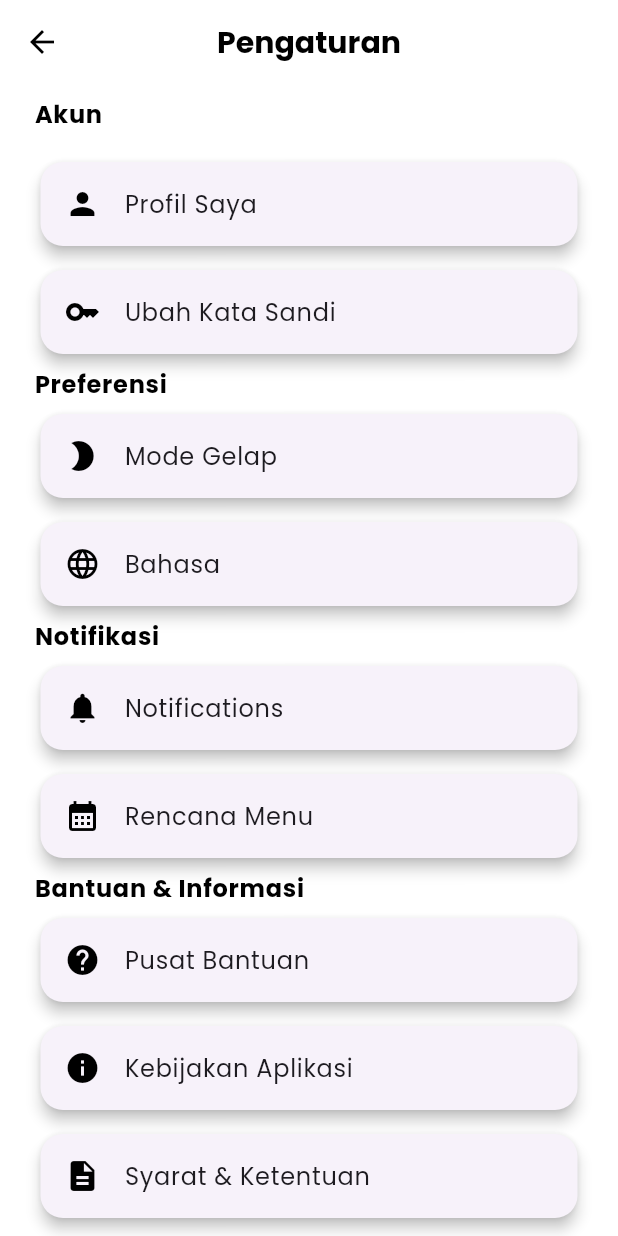
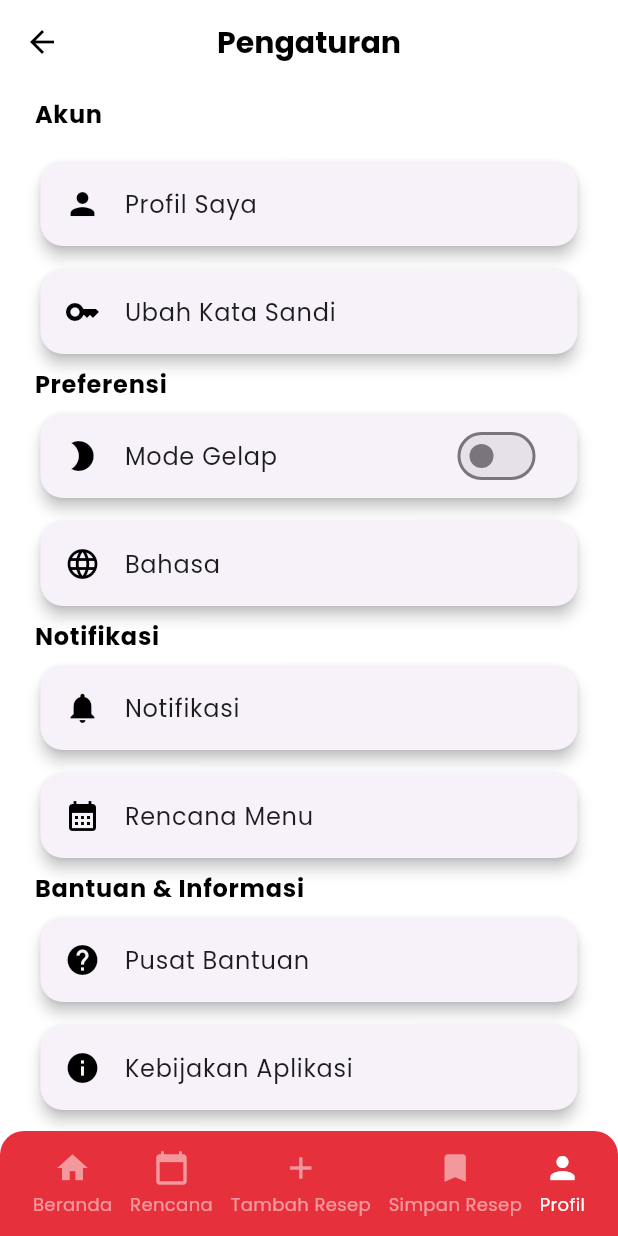
Before and after one commit to raffiadzril/resepin, a Flutter app: the SettingsScreen screen opened by its route, on a phone screen of 412 x 824 dp. Run offline on Flutter 3.47's test engine with Material 3 defaults, Android fonts, the phone set to English and light mode, and no system bars.

Commit message:
ubah settings

```diff
--- a/lib/app.dart
+++ b/lib/app.dart
@@ -17,6 +17,7 @@ import 'screens/start_screen.dart';
 import 'screens/settings/profile_screen.dart';
 import 'screens/settings/settings_screen.dart';
 import 'screens/settings/edit_profil_screen.dart';
+import 'screens/settings/ChangePasswordScreen.dart';
 import 'screens/home/notifikation_screen.dart';
 import 'screens/rencana/rencana_menu.dart';
 import 'screens/recipe/recipe_detail_page.dart';
@@ -48,6 +49,7 @@ class MyApp extends StatelessWidget {
         '/profile': (context) => ProfileScreen(),
         '/settings': (context) => const SettingsScreen(),
         '/edit-profile': (context) => const EditProfileScreen(),
+        '/change-password': (context) => const ChangePasswordScreen(),
         '/rencana': (context) => RencanaMenuScreen(),
         '/recipe-detail': (context) => const RecipeDetailPage(),
         '/rencana_after': (context) => RencanaMenuAfterScreen(),
--- a/lib/screens/settings/profile_screen.dart
+++ b/lib/screens/settings/profile_screen.dart
@@ -1,4 +1,3 @@
-
 import 'package:flutter/material.dart';
 import 'package:provider/provider.dart';
 import 'package:resepin/core/constants/app_colors.dart';
--- a/lib/screens/settings/settings_screen.dart
+++ b/lib/screens/settings/settings_screen.dart
@@ -1,6 +1,7 @@
 import 'package:flutter/material.dart';
 import 'package:provider/provider.dart';
 import 'package:resepin/providers/theme_notifier.dart';
+import '../widgets/custom_bottom_nav.dart';
 
 class SettingsScreen extends StatelessWidget {
   const SettingsScreen({super.key});
@@ -9,16 +10,12 @@ class SettingsScreen extends StatelessWidget {
   Widget build(BuildContext context) {
     final theme = Theme.of(context);
     final textColor = theme.textTheme.bodyLarge?.color ?? Colors.black;
-    // Removed unused variable greyColor
     final isDarkMode = Provider.of<ThemeNotifier>(context).isDarkMode;
 
     return Scaffold(
       appBar: AppBar(
         iconTheme: IconThemeData(
-          color:
-              isDarkMode
-                  ? Colors.white
-                  : Colors.black, // Sesuaikan warna ikon dengan tema
+          color: isDarkMode ? Colors.white : Colors.black,
         ),
         title: Text(
           'Pengaturan',
@@ -45,7 +42,7 @@ class SettingsScreen extends StatelessWidget {
               iconColor: Theme.of(context).iconTheme.color ?? Colors.black,
               title: 'Profil Saya',
               onTap: () {
-                // Navigate to profile
+                Navigator.of(context).pushNamed('/edit-profile');
               },
             ),
             SettingsCard(
@@ -53,7 +50,7 @@ class SettingsScreen extends StatelessWidget {
               iconColor: Theme.of(context).iconTheme.color ?? Colors.black,
               title: 'Ubah Kata Sandi',
               onTap: () {
-                // Navigate to notifications
+                Navigator.of(context).pushNamed('/change-password');
               },
             ),
             Text(
@@ -68,8 +65,16 @@ class SettingsScreen extends StatelessWidget {
               iconColor: Theme.of(context).iconTheme.color ?? Colors.black,
               title: 'Mode Gelap',
               onTap: () {
-                // Navigate to notifications
+                Provider.of<ThemeNotifier>(context, listen: false)
+                    .toggleTheme();
               },
+              trailingWidget: Switch(
+                value: isDarkMode,
+                onChanged: (value) {
+                  Provider.of<ThemeNotifier>(context, listen: false)
+                      .toggleTheme();
+                },
+              ),
             ),
             SettingsCard(
               icon: Icons.language,
@@ -89,7 +94,7 @@ class SettingsScreen extends StatelessWidget {
             SettingsCard(
               icon: Icons.notifications,
               iconColor: Theme.of(context).iconTheme.color ?? Colors.black,
-              title: 'Notifications',
+              title: 'Notifikasi',
               onTap: () {
                 // Navigate to notifications
               },
@@ -159,6 +164,9 @@ class SettingsScreen extends StatelessWidget {
           ],
         ),
       ),
+      bottomNavigationBar: const CustomBottomNav(
+        currentIndex: 4,
+      ),
     );
   }
 }
@@ -175,7 +183,10 @@ class SettingsCard extends StatelessWidget {
     required this.iconColor,
     required this.title,
     required this.onTap,
+    this.trailingWidget,
   });
+
+  final Widget? trailingWidget;
 
   @override
   Widget build(BuildContext context) {
@@ -186,10 +197,13 @@ class SettingsCard extends StatelessWidget {
           borderRadius: BorderRadius.circular(15.0),
         ),
         elevation: 4,
-        child: ListTile(
-          leading: Icon(icon, color: iconColor),
-          title: Text(title),
+        child: InkWell(
           onTap: onTap,
+          child: ListTile(
+            leading: Icon(icon, color: iconColor),
+            title: Text(title),
+            trailing: trailingWidget,
+          ),
         ),
       ),
     );
--- a/lib/screens/start_screen.dart
+++ b/lib/screens/start_screen.dart
@@ -26,6 +26,8 @@ class StartScreen extends StatelessWidget {
       'Profil': [
         {'label': 'Profil', 'route': '/profile'},
         {'label': 'Edit Profil', 'route': '/edit-profile'},
+        {'label': 'Pengaturan', 'route': '/settings'},
+        {'label': 'Ubah Kata Sandi', 'route': '/change-password'},
       ],
       'Detail Resep': [
         {'label': 'Detail Resep', 'route': '/recipe-detail'},
```
Also changed, not shown: lib/screens/settings/ChangePasswordScreen.dart (added, +129 -0 lines).
